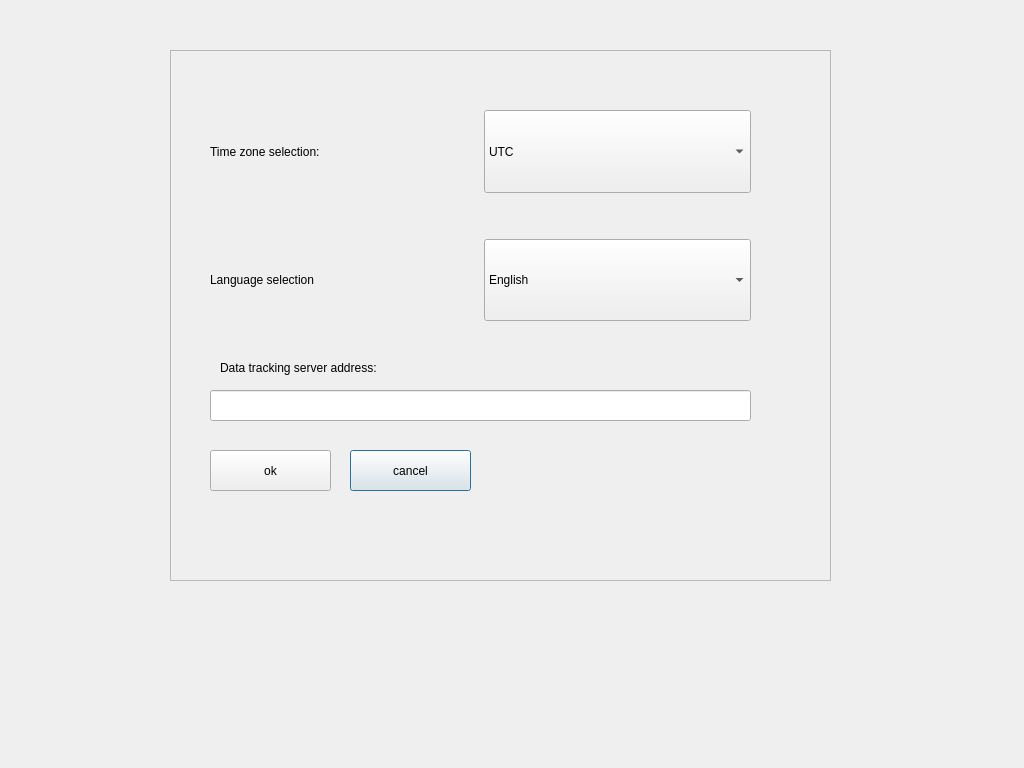
matus-u/sz-modbus, file modbus-app/ui/Settings.ui: the form before one commit.
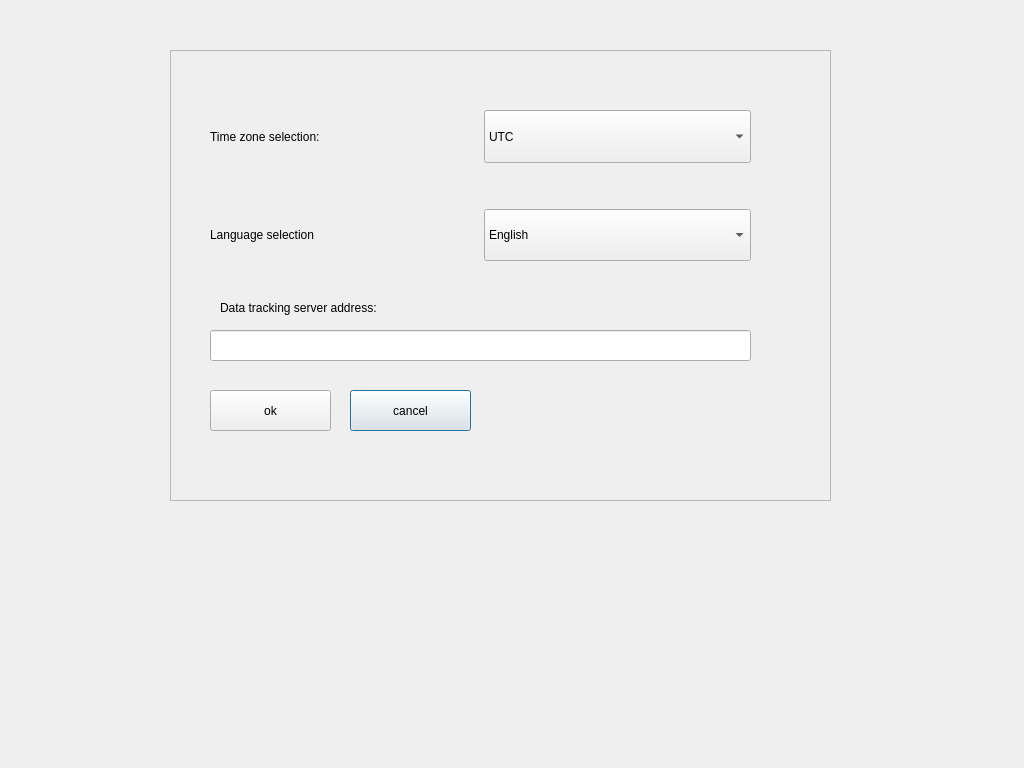
The form after the commit.

Patch:
```diff
--- a/modbus-app/ui/Settings.ui
+++ b/modbus-app/ui/Settings.ui
@@ -19,7 +19,7 @@
      <x>170</x>
      <y>50</y>
      <width>661</width>
-     <height>531</height>
+     <height>451</height>
     </rect>
    </property>
    <property name="autoFillBackground">
@@ -35,7 +35,7 @@
     <property name="geometry">
      <rect>
       <x>50</x>
-      <y>310</y>
+      <y>250</y>
       <width>211</width>
       <height>16</height>
      </rect>
@@ -48,7 +48,7 @@
     <property name="geometry">
      <rect>
       <x>40</x>
-      <y>340</y>
+      <y>280</y>
       <width>541</width>
       <height>31</height>
      </rect>
@@ -58,7 +58,7 @@
     <property name="geometry">
      <rect>
       <x>180</x>
-      <y>400</y>
+      <y>340</y>
       <width>121</width>
       <height>41</height>
      </rect>
@@ -71,7 +71,7 @@
     <property name="geometry">
      <rect>
       <x>40</x>
-      <y>400</y>
+      <y>340</y>
       <width>121</width>
       <height>41</height>
      </rect>
@@ -86,7 +86,7 @@
       <x>40</x>
       <y>60</y>
       <width>541</width>
-      <height>211</height>
+      <height>151</height>
      </rect>
     </property>
     <layout class="QGridLayout" name="gridLayout" rowstretch="3,0,3">
```
